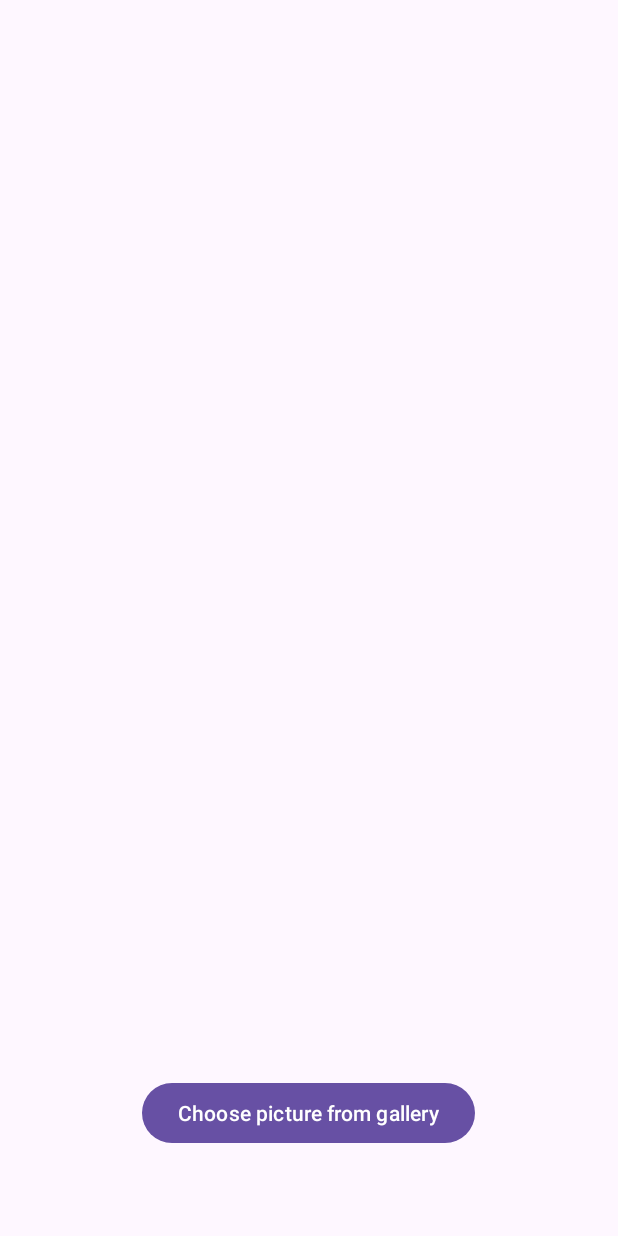
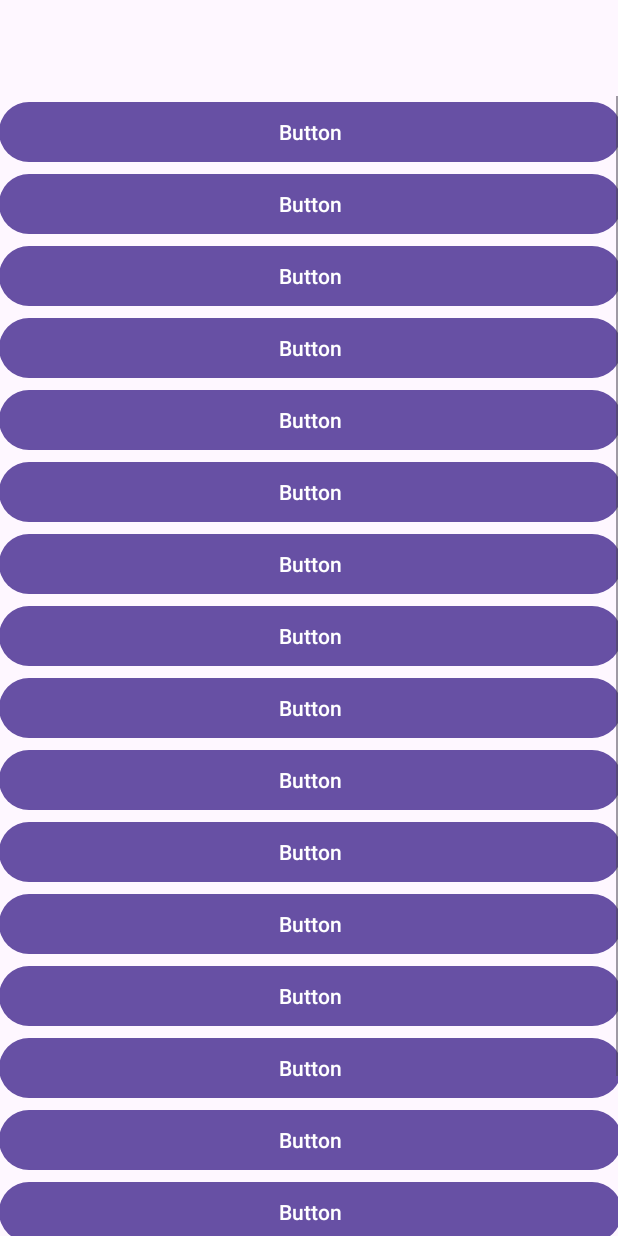
Before and after one commit to MJulia01/LogM_PMA_project, an Android app: the screen it shows after launch (Choose_PictureTemplate before the commit, SOSTestingStuff after it), after a tap on "SHAKE IT", on a phone screen of 412 x 824 dp. Run offline under Robolectric (Android 15) with nearby library versions, the phone set to English and light mode, and no system bars.

Commit message:
Added SOS activity for TESTING purposes

```diff
--- a/app/src/main/AndroidManifest.xml
+++ b/app/src/main/AndroidManifest.xml
@@ -7,11 +7,14 @@
         android:dataExtractionRules="@xml/data_extraction_rules"
         android:fullBackupContent="@xml/backup_rules"
         android:icon="@mipmap/ic_launcher"
-        android:label="@string/app_name"
+        android:label="PMA.LogM.Med2"
         android:roundIcon="@mipmap/ic_launcher_round"
         android:supportsRtl="true"
         android:theme="@style/Theme.MyFIRSTApplication"
         tools:targetApi="31">
+        <activity
+            android:name=".SOSTestingStuff"
+            android:exported="false" />
         <activity
             android:name=".Choose_PictureTemplate"
             android:exported="false" />
--- a/app/src/main/java/com/example/myfirstapplication/MainActivity.java
+++ b/app/src/main/java/com/example/myfirstapplication/MainActivity.java
@@ -49,7 +49,7 @@ public class MainActivity extends AppCompatActivity {
             @Override
             public void onClick(View v) {
                 Log.d("BUTTONS", "User tapped the shakeITButton");
-                Intent intent = new Intent(MainActivity.this, Choose_PictureTemplate.class);
+                Intent intent = new Intent(MainActivity.this, SOSTestingStuff.class);
                 startActivity(intent);
             }
         });
--- /dev/null
+++ b/app/src/main/java/com/example/myfirstapplication/SOSTestingStuff.java
@@ -0,0 +1,24 @@
+package com.example.myfirstapplication;
+
+import android.os.Bundle;
+
+import androidx.activity.EdgeToEdge;
+import androidx.appcompat.app.AppCompatActivity;
+import androidx.core.graphics.Insets;
+import androidx.core.view.ViewCompat;
+import androidx.core.view.WindowInsetsCompat;
+
+public class SOSTestingStuff extends AppCompatActivity {
+
+    @Override
+    protected void onCreate(Bundle savedInstanceState) {
+        super.onCreate(savedInstanceState);
+        EdgeToEdge.enable(this);
+        setContentView(R.layout.activity_sostesting_stuff);
+        ViewCompat.setOnApplyWindowInsetsListener(findViewById(R.id.main), (v, insets) -> {
+            Insets systemBars = insets.getInsets(WindowInsetsCompat.Type.systemBars());
+            v.setPadding(systemBars.left, systemBars.top, systemBars.right, systemBars.bottom);
+            return insets;
+        });
+    }
+}
--- a/app/src/main/res/layout/activity_browse_recipes.xml
+++ b/app/src/main/res/layout/activity_browse_recipes.xml
@@ -5,7 +5,7 @@
     android:id="@+id/main"
     android:layout_width="match_parent"
     android:layout_height="match_parent"
-    android:background="@color/browseCol"
+    android:background="@color/browseCol_bg"
     tools:context=".Browse_Recipes">
 
 
--- /dev/null
+++ b/app/src/main/res/layout/activity_sostesting_stuff.xml
@@ -0,0 +1,151 @@
+<?xml version="1.0" encoding="utf-8"?>
+<androidx.constraintlayout.widget.ConstraintLayout xmlns:android="http://schemas.android.com/apk/res/android"
+    xmlns:app="http://schemas.android.com/apk/res-auto"
+    xmlns:tools="http://schemas.android.com/tools"
+    android:id="@+id/main"
+    android:layout_width="match_parent"
+    android:layout_height="match_parent"
+    tools:context=".SOSTestingStuff">
+
+    <ScrollView
+        android:layout_width="415dp"
+        android:layout_height="811dp"
+        android:layout_marginTop="64dp"
+        app:layout_constraintEnd_toEndOf="parent"
+        app:layout_constraintHorizontal_bias="0.5"
+        app:layout_constraintStart_toStartOf="parent"
+        app:layout_constraintTop_toTopOf="parent">
+
+        <LinearLayout
+            android:layout_width="match_parent"
+            android:layout_height="wrap_content"
+            android:orientation="vertical">
+
+            <Button
+                android:id="@+id/button2"
+                android:layout_width="match_parent"
+                android:layout_height="wrap_content"
+                android:text="Button" />
+
+            <Button
+                android:id="@+id/button22"
+                android:layout_width="match_parent"
+                android:layout_height="wrap_content"
+                android:text="Button" />
+
+            <Button
+                android:id="@+id/button21"
+                android:layout_width="match_parent"
+                android:layout_height="wrap_content"
+                android:text="Button" />
+
+            <Button
+                android:id="@+id/button20"
+                android:layout_width="match_parent"
+                android:layout_height="wrap_content"
+                android:text="Button" />
+
+            <Button
+                android:id="@+id/button19"
+                android:layout_width="match_parent"
+                android:layout_height="wrap_content"
+                android:text="Button" />
+
+            <Button
+                android:id="@+id/button18"
+                android:layout_width="match_parent"
+                android:layout_height="wrap_content"
+                android:text="Button" />
+
+            <Button
+                android:id="@+id/button3"
+                android:layout_width="match_parent"
+                android:layout_height="wrap_content"
+                android:text="Button" />
+
+            <Button
+                android:id="@+id/button17"
+                android:layout_width="match_parent"
+                android:layout_height="wrap_content"
+                android:text="Button" />
+
+            <Button
+                android:id="@+id/button16"
+                android:layout_width="match_parent"
+                android:layout_height="wrap_content"
+                android:text="Button" />
+
+            <Button
+                android:id="@+id/button15"
+                android:layout_width="match_parent"
+                android:layout_height="wrap_content"
+                android:text="Button" />
+
+            <Button
+                android:id="@+id/button14"
+                android:layout_width="match_parent"
+                android:layout_height="wrap_content"
+                android:text="Button" />
+
+            <Button
+                android:id="@+id/button4"
+                android:layout_width="match_parent"
+                android:layout_height="wrap_content"
+                android:text="Button" />
+
+            <Button
+                android:id="@+id/button5"
+                android:layout_width="match_parent"
+                android:layout_height="wrap_content"
+                android:text="Button" />
+
+            <Button
+                android:id="@+id/button13"
+                android:layout_width="match_parent"
+                android:layout_height="wrap_content"
+                android:text="Button" />
+
+            <Button
+                android:id="@+id/button12"
+                android:layout_width="match_parent"
+                android:layout_height="wrap_content"
+                android:text="Button" />
+
+            <Button
+                android:id="@+id/button11"
+                android:layout_width="match_parent"
+                android:layout_height="wrap_content"
+                android:text="Button" />
+
+            <Button
+                android:id="@+id/button6"
+                android:layout_width="match_parent"
+                android:layout_height="wrap_content"
+                android:text="Button" />
+
+            <Button
+                android:id="@+id/button7"
+                android:layout_width="match_parent"
+                android:layout_height="wrap_content"
+                android:text="Button" />
+
+            <Button
+                android:id="@+id/button8"
+                android:layout_width="match_parent"
+                android:layout_height="wrap_content"
+                android:text="Button" />
+
+            <Button
+                android:id="@+id/button9"
+                android:layout_width="match_parent"
+                android:layout_height="wrap_content"
+                android:text="Button" />
+
+            <Button
+                android:id="@+id/button10"
+                android:layout_width="match_parent"
+                android:layout_height="wrap_content"
+                android:text="Button" />
+        </LinearLayout>
+    </ScrollView>
+</androidx.constraintlayout.widget.ConstraintLayout>
--- a/app/src/main/res/values/colors.xml
+++ b/app/src/main/res/values/colors.xml
@@ -2,8 +2,13 @@
 <resources>
     <color name="black">#FF000000</color>
     <color name="white">#FFFFFFFF</color>
-    <color name="mainMenu">#FFF0E8</color>
-    <color name="addRecipeCol">#FFC993</color>
-    <color name="browseCol">#FFA05C</color>
-    <color name="shakeCol">#FF6123</color>
+
+<!--    Background colors for activities-->
+    <color name="mainMenu_bg">#FFF0E8</color>
+    <color name="addRecipeCol_bg">#FFC993</color>
+    <color name="browseCol_bg">#FFA05C</color>
+    <color name="shakeCol_bg">#FF6123</color>
+
+<!--    Text colors-->
+    <color name="textColor_main">#5B221F</color>
 </resources>
```
